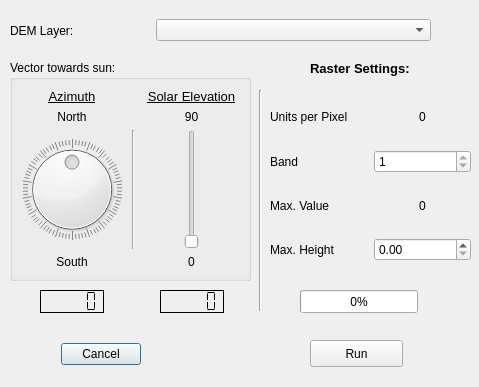
Before: the Qt Designer form ui_shadowvol.ui in KrisHammerberg/DEMtools, drawn with Qt 5.
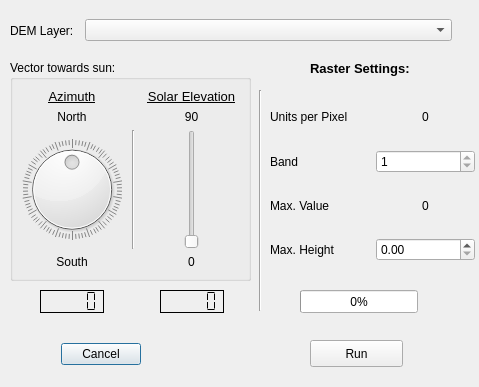
After: the same form once the commit is applied. Custom widgets are drawn as their Qt base class.

Commit message:
updated GUI combobox to QgsMapLayerComboBox
also added error message popup when no raster layers are loaded in
project.

```diff
--- a/ui_shadowvol.ui
+++ b/ui_shadowvol.ui
@@ -30,11 +30,17 @@
     <rect>
      <x>10</x>
      <y>10</y>
-     <width>421</width>
+     <width>442</width>
      <height>41</height>
     </rect>
    </property>
    <layout class="QHBoxLayout" name="horizontalLayout">
+    <property name="spacing">
+     <number>11</number>
+    </property>
+    <property name="sizeConstraint">
+     <enum>QLayout::SetNoConstraint</enum>
+    </property>
     <item>
      <widget class="QLabel" name="layer_prompt">
       <property name="text">
@@ -43,12 +49,15 @@
      </widget>
     </item>
     <item>
-     <widget class="QComboBox" name="comboBox">
-      <property name="minimumSize">
-       <size>
-        <width>275</width>
-        <height>0</height>
-       </size>
+     <widget class="QgsMapLayerComboBox" name="comboBox">
+      <property name="sizePolicy">
+       <sizepolicy hsizetype="Expanding" vsizetype="Fixed">
+        <horstretch>0</horstretch>
+        <verstretch>0</verstretch>
+       </sizepolicy>
+      </property>
+      <property name="filters">
+       <set>QgsMapLayerProxyModel::RasterLayer</set>
       </property>
      </widget>
     </item>
@@ -293,7 +302,7 @@
     <rect>
      <x>270</x>
      <y>90</y>
-     <width>201</width>
+     <width>205</width>
      <height>171</height>
     </rect>
    </property>
@@ -430,6 +439,13 @@
    </property>
   </widget>
  </widget>
+ <customwidgets>
+  <customwidget>
+   <class>QgsMapLayerComboBox</class>
+   <extends>QComboBox</extends>
+   <header>qgsmaplayercombobox.h</header>
+  </customwidget>
+ </customwidgets>
  <resources/>
  <connections>
   <connection>
```
The commit also changes 9 other files.
